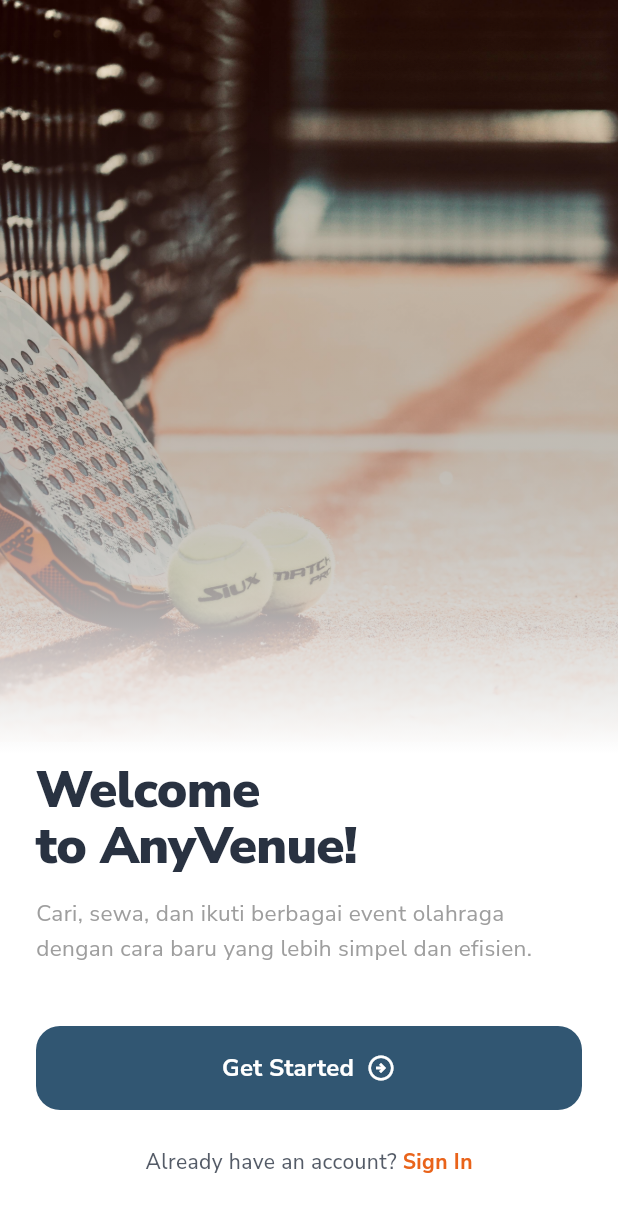
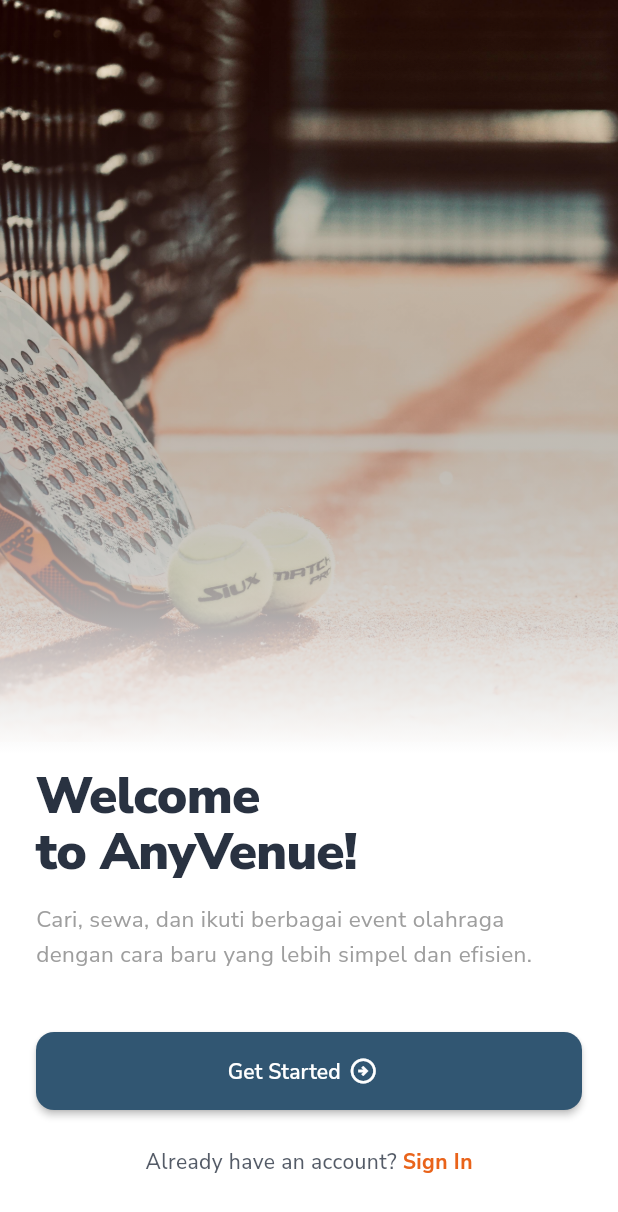
Before and after one commit to pbp-kelompok-b10/any-venue-mobile, a Flutter app: the screen it shows after launch, on a phone screen of 412 x 824 dp. Shown: the top 1212 px of the screen. Run offline on Flutter 3.47's test engine with Material 3 defaults, Android fonts, the phone set to English and light mode, and no system bars; our stand-ins replace google_fonts; missing offline and left inert: pbp_django_auth.

Commit message:
add widget button

```diff
--- a/lib/main.dart
+++ b/lib/main.dart
@@ -1,12 +1,8 @@
-import 'dart:async';
 import 'package:any_venue/screens/splash_screen.dart';
-import 'package:any_venue/screens/welcome_screen.dart';
 import 'package:flutter/material.dart';
 import 'package:pbp_django_auth/pbp_django_auth.dart';
 import 'package:provider/provider.dart';
 import 'package:google_fonts/google_fonts.dart';
-import 'package:any_venue/screens/login.dart';
-import 'package:any_venue/screens/splash_screen.dart';
 
 void main() {
   runApp(const MyApp());
--- a/lib/screens/welcome_screen.dart
+++ b/lib/screens/welcome_screen.dart
@@ -2,6 +2,7 @@ import 'package:flutter/material.dart';
 import 'package:any_venue/main.dart';
 import 'package:any_venue/screens/register.dart';
 import 'package:any_venue/screens/login.dart';
+import 'package:any_venue/widgets/button.dart';
 
 class WelcomeScreen extends StatelessWidget {
   const WelcomeScreen({super.key});
@@ -89,43 +90,17 @@ class WelcomeScreen extends StatelessWidget {
                   const SizedBox(height: 40),
 
                   // Tombol Get Started
-                  SizedBox(
-                    width: double.infinity,
-                    height: 56,
-                    child: ElevatedButton(
+                  Button(
+                    text: "Get Started",
+                    isFullWidth: true,
+                    color: MyApp.darkSlate,
+                    icon: Icons.arrow_circle_right_outlined,
                     onPressed: () {
                       Navigator.push(
                         context,
                         MaterialPageRoute(builder: (context) => const LoginPage()),
                       );
                     },
-                      style: ElevatedButton.styleFrom(
-                        backgroundColor: MyApp.darkSlate,
-                        shape: RoundedRectangleBorder(
-                          borderRadius: BorderRadius.circular(16),
-                        ),
-                        elevation: 0,
-                      ),
-                      child: Row(
-                        mainAxisAlignment: MainAxisAlignment.center,
-                        children: const [
-                          Text(
-                            "Get Started",
-                            style: TextStyle(
-                              color: Colors.white,
-                              fontSize: 16,
-                              fontWeight: FontWeight.bold,
-                            ),
-                          ),
-                          SizedBox(width: 8),
-                          Icon(
-                            Icons.arrow_circle_right_outlined,
-                            color: Colors.white,
-                            size: 20,
-                          ),
-                        ],
-                      ),
-                    ),
                   ),
 
                   const SizedBox(height: 24),
--- a/lib/venue/models/category.dart
+++ b/lib/venue/models/category.dart
@@ -1,3 +1,8 @@
+import 'dart:convert';
+
+List<Category> categoryFromJson(String str) => List<Category>.from(json.decode(str).map((x) => Category.fromJson(x)));
+String categoryToJson(List<Category> data) => json.encode(List<dynamic>.from(data.map((x) => x.toJson())));
+
 class Category {
     int id;
     String name;
--- a/lib/venue/models/city.dart
+++ b/lib/venue/models/city.dart
@@ -1,3 +1,8 @@
+import 'dart:convert';
+
+List<City> cityFromJson(String str) => List<City>.from(json.decode(str).map((x) => City.fromJson(x)));
+String cityToJson(List<City> data) => json.encode(List<dynamic>.from(data.map((x) => x.toJson())));
+
 class City {
     int id;
     String name;
--- a/lib/venue/models/venue.dart
+++ b/lib/venue/models/venue.dart
@@ -2,6 +2,9 @@ import 'dart:convert';
 import 'city.dart';
 import 'category.dart';
 import 'package:any_venue/account/models/profile.dart';
+
+List<Venue> venueFromJson(String str) => List<Venue>.from(json.decode(str).map((x) => Venue.fromJson(x)));
+String venueToJson(List<Venue> data) => json.encode(List<dynamic>.from(data.map((x) => x.toJson())));
 
 class Venue {
   int id;
--- /dev/null
+++ b/lib/widgets/button.dart
@@ -0,0 +1,92 @@
+import 'package:flutter/material.dart';
+import 'package:any_venue/main.dart';
+
+class Button extends StatelessWidget {
+  final String text;
+  final VoidCallback onPressed;
+
+  // Ini warna "TEMA" tombol.
+  // - Kalau Solid: Jadi warna Background.
+  // - Kalau Outline: Jadi warna Teks & Garis Pinggir.
+  final Color? color;
+
+  final double? width;
+  final bool isFullWidth;
+  final IconData? icon;
+  final bool
+  isOutlined; // TRUE = Mode Garis Tepi (Bg Putih), FALSE = Mode Blok Warna
+
+  const Button({
+    super.key,
+    required this.text,
+    required this.onPressed,
+    this.color, // Opsional, kalau kosong nanti pakai default biru tua
+    this.width,
+    this.isFullWidth = false,
+    this.icon,
+    this.isOutlined = false, // Default-nya Solid
+  });
+
+  @override
+  Widget build(BuildContext context) {
+    // 1. Tentukan Warna Tema (Default ke Biru Tua kalau user gak isi color)
+    final Color themeColor = color ?? MyApp.darkSlate;
+    // 2. Logika Tukar Warna
+    // - Jika Outlined: Background Putih, Teks themeColor
+    // - Jika Solid: Background themeColor, Teks Putih
+    final Color backgroundColor = isOutlined ? Colors.white : themeColor;
+    final Color foregroundColor = isOutlined ? themeColor : Colors.white;
+
+    // 3. Logika Border
+    // - Jika Outlined: Border muncul dengan warna themeColor
+    // - Jika Solid: Tidak ada border (BorderSide.none)
+    final BorderSide borderSide = isOutlined
+        ? BorderSide(color: themeColor, width: 1.5)
+        : BorderSide.none;
+
+    return SizedBox(
+      // Logika Lebar: Full / Manual / Otomatis
+      width: isFullWidth ? double.infinity : width,
+      height: 52, // Tinggi standar tombol
+      child: ElevatedButton(
+        onPressed: onPressed,
+        style: ElevatedButton.styleFrom(
+          backgroundColor: backgroundColor,
+          foregroundColor:
+              foregroundColor, // Mengatur warna Teks & Icon & Ripple Effect
+          elevation: isOutlined
+              ? 0
+              : 2, // Outline biasanya flat (0), Solid ada bayangan dikit (2)
+          side: borderSide, // Pasang border disini
+          shape: RoundedRectangleBorder(
+            borderRadius: BorderRadius.circular(12), // Lengkungan sudut
+          ),
+          // Padding diatur agar teks tidak terlalu mepet kalau tombolnya kecil
+          padding: const EdgeInsets.symmetric(horizontal: 16),
+        ),
+        child: Row(
+          mainAxisAlignment: MainAxisAlignment.center,
+          mainAxisSize: MainAxisSize.min,
+          children: [
+            // Jika ada icon, tampilkan di kiri teks
+            Text(
+              text,
+              style: TextStyle(
+                fontSize: 14,
+                fontWeight: FontWeight.w600, // Semi bold
+                color: foregroundColor, // Warna teks mengikuti logika di atas
+              ),
+            ),
+
+            const SizedBox(width: 5),
+
+            if (icon != null) ...[
+              Icon(icon, size: 20, color: foregroundColor),
+              const SizedBox(width: 8),
+            ],
+          ],
+        ),
+      ),
+    );
+  }
+}
```
Lines whose indentation alone changed are shown as unchanged.
